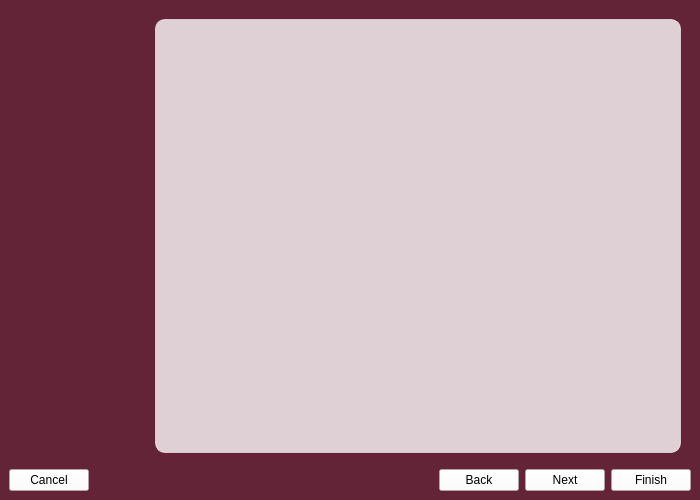
pars-linux/uludag, file kde/migration/src/migration/gui/ui/main.ui: the form before one commit.
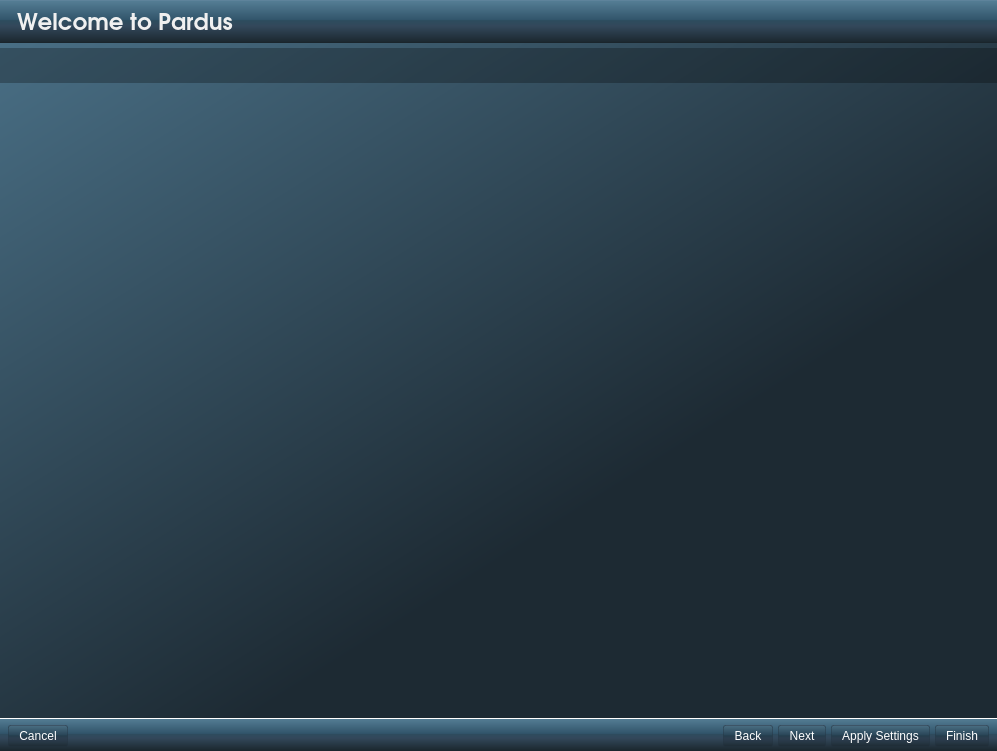
The form after the commit. Icons and pictures are not drawn.

Commit message: change migration container ui

The edit to the form file:
```diff
--- a/kde/migration/src/migration/gui/ui/main.ui
+++ b/kde/migration/src/migration/gui/ui/main.ui
@@ -1,87 +1,261 @@
 <?xml version="1.0" encoding="UTF-8"?>
 <ui version="4.0">
- <class>MigrationUI</class>
- <widget class="QWidget" name="MigrationUI">
+ <class>migration</class>
+ <widget class="QWidget" name="migration">
+  <property name="windowModality">
+   <enum>Qt::NonModal</enum>
+  </property>
+  <property name="enabled">
+   <bool>true</bool>
+  </property>
   <property name="geometry">
    <rect>
     <x>0</x>
     <y>0</y>
-    <width>700</width>
-    <height>500</height>
+    <width>997</width>
+    <height>751</height>
    </rect>
   </property>
+  <property name="sizePolicy">
+   <sizepolicy hsizetype="Expanding" vsizetype="Expanding">
+    <horstretch>0</horstretch>
+    <verstretch>0</verstretch>
+   </sizepolicy>
+  </property>
+  <property name="minimumSize">
+   <size>
+    <width>600</width>
+    <height>400</height>
+   </size>
+  </property>
+  <property name="maximumSize">
+   <size>
+    <width>16777215</width>
+    <height>16777215</height>
+   </size>
+  </property>
+  <property name="font">
+   <font>
+    <family>URW Gothic L</family>
+    <pointsize>10</pointsize>
+   </font>
+  </property>
   <property name="windowTitle">
    <string>Migration Tool</string>
   </property>
   <property name="windowIcon">
-   <iconset resource="raw.qrc">
-    <normaloff>:/raw/pics/cr64-app-migration.png</normaloff>:/raw/pics/cr64-app-migration.png</iconset>
+   <iconset>
+    <normaloff>:/raw/pixmap/cr64-app-kaptan.png</normaloff>:/raw/pixmap/cr64-app-kaptan.png</iconset>
+  </property>
+  <property name="autoFillBackground">
+   <bool>false</bool>
   </property>
   <property name="styleSheet">
-   <string notr="true">
-#migration{
-	
-       background-image:url(':/raw/pics/bg.png');
-       background-repeat: no-repeat;
-       background-position: left top;
-       background-color: #642437;
-       alternate-background-color: gray;
-       selection-background-color: gray;
-
+   <string notr="true">#kaptanContainer{
+	background-image: url(:/raw/pixmap/bg2.png);
+    /*background-repeat: no-repeat;
+    background-position: left top;*/
+    /*background-color: #642437;*/
+    /*alternate-background-color: gray;
+    selection-background-color: gray;*/
+   
+	background-color:qlineargradient(spread:pad, x1:0, y1:0, x2:0.572, y2:0.688, stop:0 rgba(75, 114, 137, 255), stop:1 rgba(29, 42, 51, 255));
+	padding: 0px;
+	margin: 0px;
 }
 
-QStackedWidget#mainStack {
-	color: white;
-     border-style: outset;
-     border-width: 1px;
-     border-radius: 10px;
-     border-color: rgba(255, 255, 255, 152);
-
+#description {
+	color:rgb(240, 240, 240);
 }
-
 </string>
   </property>
-  <layout class="QGridLayout" name="gridLayout_3">
+  <layout class="QVBoxLayout" name="verticalLayout_2">
+   <property name="spacing">
+    <number>0</number>
+   </property>
    <property name="margin">
     <number>0</number>
    </property>
-   <item row="0" column="0">
-    <widget class="QWidget" name="migration" native="true">
-     <layout class="QGridLayout" name="gridLayout_2">
-      <item row="0" column="0">
-       <layout class="QGridLayout" name="gridLayout">
-        <item row="0" column="0" colspan="2">
-         <widget class="QLabel" name="labelLogo">
+   <item>
+    <widget class="QWidget" name="kaptanContainer" native="true">
+     <layout class="QVBoxLayout" name="verticalLayout">
+      <property name="spacing">
+       <number>5</number>
+      </property>
+      <property name="margin">
+       <number>0</number>
+      </property>
+      <item>
+       <layout class="QHBoxLayout" name="horizontalLayout">
+        <property name="spacing">
+         <number>0</number>
+        </property>
+        <property name="leftMargin">
+         <number>0</number>
+        </property>
+        <property name="topMargin">
+         <number>0</number>
+        </property>
+        <item>
+         <widget class="QLabel" name="label_5">
+          <property name="maximumSize">
+           <size>
+            <width>50</width>
+            <height>50</height>
+           </size>
+          </property>
+          <property name="font">
+           <font>
+            <family>Liberation Sans</family>
+           </font>
+          </property>
+          <property name="styleSheet">
+           <string notr="true">padding: 5px 5px 5px 5px; 
+border:0px;
+
+background-color: qlineargradient(spread:pad, x1:0.5, y1:1, x2:0.5, y2:0, stop:0 rgba(26, 38, 45, 255), stop:0.398093 rgba(51, 72, 91, 255), stop:0.521739 rgba(45, 76, 94, 255), stop:0.531585 rgba(49, 84, 106, 255), stop:0.983696 rgba(85, 126, 149, 255), stop:1 rgba(120, 146, 172, 255));
+border-bottom: 1px solid rgba(0,0,0,10)</string>
+          </property>
+          <property name="text">
+           <string/>
+          </property>
+          <property name="pixmap">
+           <pixmap>:/raw/pixmap/cr64-app-kaptan.png</pixmap>
+          </property>
+          <property name="scaledContents">
+           <bool>true</bool>
+          </property>
+          <property name="alignment">
+           <set>Qt::AlignLeading|Qt::AlignLeft|Qt::AlignVCenter</set>
+          </property>
+          <property name="margin">
+           <number>0</number>
+          </property>
+          <property name="indent">
+           <number>0</number>
+          </property>
+         </widget>
+        </item>
+        <item>
+         <widget class="QLabel" name="screenTitle">
           <property name="sizePolicy">
-           <sizepolicy hsizetype="Fixed" vsizetype="Fixed">
+           <sizepolicy hsizetype="Expanding" vsizetype="Preferred">
             <horstretch>0</horstretch>
             <verstretch>0</verstretch>
            </sizepolicy>
           </property>
           <property name="minimumSize">
            <size>
-            <width>80</width>
-            <height>80</height>
+            <width>0</width>
+            <height>40</height>
            </size>
+          </property>
+          <property name="maximumSize">
+           <size>
+            <width>16777215</width>
+            <height>50</height>
+           </size>
+          </property>
+          <property name="font">
+           <font>
+            <family>URW Gothic L</family>
+            <pointsize>17</pointsize>
+            <weight>75</weight>
+            <bold>true</bold>
+           </font>
+          </property>
+          <property name="styleSheet">
+           <string notr="true">border:0px;
+background-color: 
+qlineargradient(spread:pad, x1:0.5, y1:1, x2:0.5, y2:0, stop:0 rgba(26, 38, 45, 255), stop:0.398093 rgba(51, 72, 91, 255), stop:0.521739 rgba(45, 76, 94, 255), stop:0.531585 rgba(49, 84, 106, 255), stop:0.983696 rgba(85, 126, 149, 255), stop:1 rgba(120, 146, 172, 255));
+/*qlineargradient(spread:pad, x1:0.5, y1:1, x2:0.5, y2:0, stop:0 rgba(183, 100, 124, 255), stop:0.0212465 rgba(91, 33, 50, 255), stop:0.521739 rgba(152, 86, 105, 255), stop:0.527174 rgba(155, 98, 115, 255), stop:0.983696 rgba(184, 141, 153, 255), stop:1 rgba(220, 173, 186, 255));*/
+border-bottom: 1px solid rgba(0,0,0,10);
+color:rgb(240, 240, 240)</string>
+          </property>
+          <property name="lineWidth">
+           <number>0</number>
+          </property>
+          <property name="midLineWidth">
+           <number>0</number>
+          </property>
+          <property name="text">
+           <string>Welcome to Pardus</string>
+          </property>
+          <property name="alignment">
+           <set>Qt::AlignLeading|Qt::AlignLeft|Qt::AlignVCenter</set>
+          </property>
+          <property name="margin">
+           <number>0</number>
+          </property>
+          <property name="indent">
+           <number>0</number>
+          </property>
+         </widget>
+        </item>
+        <item>
+         <widget class="QLabel" name="label_4">
+          <property name="maximumSize">
+           <size>
+            <width>90</width>
+            <height>50</height>
+           </size>
+          </property>
+          <property name="autoFillBackground">
+           <bool>false</bool>
+          </property>
+          <property name="styleSheet">
+           <string notr="true">padding: 13px 15px 13px 15px;
+border:0px;
+background-color: qlineargradient(spread:pad, x1:0.5, y1:1, x2:0.5, y2:0, stop:0 rgba(26, 38, 45, 255), stop:0.398093 rgba(51, 72, 91, 255), stop:0.521739 rgba(45, 76, 94, 255), stop:0.531585 rgba(49, 84, 106, 255), stop:0.983696 rgba(85, 126, 149, 255), stop:1 rgba(120, 146, 172, 255));
+border-bottom: 1px solid rgba(0,0,0,10)</string>
+          </property>
+          <property name="lineWidth">
+           <number>0</number>
           </property>
           <property name="text">
            <string/>
           </property>
           <property name="pixmap">
-           <pixmap resource="raw.qrc">:/raw/pics/migrationlogo.png</pixmap>
+           <pixmap>:/raw/pixmap/kaptan-logo.png</pixmap>
+          </property>
+          <property name="scaledContents">
+           <bool>true</bool>
+          </property>
+          <property name="margin">
+           <number>0</number>
+          </property>
+          <property name="indent">
+           <number>0</number>
+          </property>
+          <property name="openExternalLinks">
+           <bool>false</bool>
           </property>
          </widget>
         </item>
-        <item row="2" column="0" colspan="2">
-         <widget class="QLabel" name="labelMenu">
+       </layout>
+      </item>
+      <item>
+       <layout class="QHBoxLayout" name="horizontalLayout_4">
+        <property name="spacing">
+         <number>0</number>
+        </property>
+        <item>
+         <widget class="QLabel" name="labelProgress">
           <property name="minimumSize">
            <size>
-            <width>130</width>
-            <height>130</height>
+            <width>0</width>
+            <height>30</height>
+           </size>
+          </property>
+          <property name="maximumSize">
+           <size>
+            <width>50</width>
+            <height>35</height>
            </size>
           </property>
           <property name="font">
            <font>
+            <family>Sans Serif</family>
             <pointsize>10</pointsize>
            </font>
           </property>
@@ -89,20 +263,130 @@
            <bool>false</bool>
           </property>
           <property name="styleSheet">
-           <string notr="true"/>
+           <string notr="true">color: white;
+background-color: rgba(0, 0, 0, 70);
+</string>
           </property>
+          <property name="lineWidth">
+           <number>2</number>
+          </property>
           <property name="text">
            <string/>
           </property>
           <property name="alignment">
-           <set>Qt::AlignLeading|Qt::AlignLeft|Qt::AlignTop</set>
+           <set>Qt::AlignCenter</set>
+          </property>
+          <property name="wordWrap">
+           <bool>false</bool>
+          </property>
+          <property name="indent">
+           <number>0</number>
+          </property>
+         </widget>
+        </item>
+        <item>
+         <widget class="QLabel" name="labelMenu">
+          <property name="minimumSize">
+           <size>
+            <width>300</width>
+            <height>35</height>
+           </size>
+          </property>
+          <property name="maximumSize">
+           <size>
+            <width>300</width>
+            <height>35</height>
+           </size>
+          </property>
+          <property name="font">
+           <font>
+            <family>Sans Serif</family>
+            <pointsize>9</pointsize>
+           </font>
+          </property>
+          <property name="autoFillBackground">
+           <bool>false</bool>
+          </property>
+          <property name="styleSheet">
+           <string notr="true">color: white;
+background-color: rgba(0, 0, 0, 70);</string>
+          </property>
+          <property name="lineWidth">
+           <number>2</number>
+          </property>
+          <property name="text">
+           <string/>
+          </property>
+          <property name="scaledContents">
+           <bool>false</bool>
+          </property>
+          <property name="alignment">
+           <set>Qt::AlignLeading|Qt::AlignLeft|Qt::AlignVCenter</set>
+          </property>
+          <property name="wordWrap">
+           <bool>false</bool>
+          </property>
+          <property name="indent">
+           <number>0</number>
+          </property>
+         </widget>
+        </item>
+        <item>
+         <widget class="QLabel" name="labelMenu_2">
+          <property name="minimumSize">
+           <size>
+            <width>0</width>
+            <height>35</height>
+           </size>
+          </property>
+          <property name="maximumSize">
+           <size>
+            <width>16777215</width>
+            <height>35</height>
+           </size>
+          </property>
+          <property name="font">
+           <font>
+            <family>Sans Serif</family>
+            <pointsize>6</pointsize>
+           </font>
+          </property>
+          <property name="autoFillBackground">
+           <bool>false</bool>
+          </property>
+          <property name="styleSheet">
+           <string notr="true">color: white;
+background-color: rgba(0, 0, 0, 70);
+padding: 10px;
+</string>
+          </property>
+          <property name="lineWidth">
+           <number>2</number>
+          </property>
+          <property name="text">
+           <string/>
+          </property>
+          <property name="scaledContents">
+           <bool>false</bool>
+          </property>
+          <property name="alignment">
+           <set>Qt::AlignLeading|Qt::AlignLeft|Qt::AlignVCenter</set>
+          </property>
+          <property name="wordWrap">
+           <bool>false</bool>
+          </property>
+          <property name="indent">
+           <number>0</number>
           </property>
          </widget>
         </item>
        </layout>
       </item>
-      <item row="0" column="1">
+      <item>
        <layout class="QVBoxLayout" name="verticalLayout_4">
+        <property name="spacing">
+         <number>0</number>
+        </property>
         <item>
          <widget class="QStackedWidget" name="mainStack">
           <property name="sizePolicy">
@@ -112,10 +396,25 @@
            </sizepolicy>
           </property>
           <property name="styleSheet">
-           <string notr="true">QStackedWidget#mainStack{background-color:rgba(255, 255, 255,200);
-margin: 10px;
+           <string notr="true">QStackedWidget#mainStack{
+/*background-color:rgba(255, 255, 255,0);*/
+margin: 0px;
+border-radius: 0px;
+color: white;
+}
+QLineEdit {
+border: 1px solid gray;
 }</string>
           </property>
+          <property name="frameShape">
+           <enum>QFrame::NoFrame</enum>
+          </property>
+          <property name="frameShadow">
+           <enum>QFrame::Plain</enum>
+          </property>
+          <property name="lineWidth">
+           <number>0</number>
+          </property>
           <property name="currentIndex">
            <number>0</number>
           </property>
@@ -124,66 +423,229 @@
         </item>
        </layout>
       </item>
-      <item row="1" column="0" colspan="2">
-       <layout class="QHBoxLayout" name="horizontalLayout_2">
-        <item>
-         <widget class="QPushButton" name="buttonCancel">
-          <property name="styleSheet">
-           <string notr="true">background-color: rgba(255, 255, 255, 122);
-</string>
-          </property>
-          <property name="text">
-           <string>Cancel</string>
-          </property>
-         </widget>
-        </item>
-        <item>
-         <spacer name="horizontalSpacer_2">
-          <property name="orientation">
-           <enum>Qt::Horizontal</enum>
-          </property>
-          <property name="sizeHint" stdset="0">
-           <size>
-            <width>40</width>
-            <height>20</height>
-           </size>
-          </property>
-         </spacer>
-        </item>
-        <item>
-         <widget class="QPushButton" name="buttonBack">
-          <property name="styleSheet">
-           <string notr="true">background-color: rgba(255, 255, 255, 122);
-</string>
-          </property>
-          <property name="text">
-           <string>Back</string>
-          </property>
-         </widget>
-        </item>
-        <item>
-         <widget class="QPushButton" name="buttonNext">
-          <property name="styleSheet">
-           <string notr="true">background-color: rgba(255, 255, 255, 122);
-</string>
-          </property>
-          <property name="text">
-           <string>Next</string>
-          </property>
-         </widget>
-        </item>
-        <item>
-         <widget class="QPushButton" name="buttonFinish">
-          <property name="styleSheet">
-           <string notr="true">background-color: rgba(255, 255, 255, 122);
-</string>
-          </property>
-          <property name="text">
-           <string>Finish</string>
-          </property>
-         </widget>
-        </item>
-       </layout>
+      <item>
+       <widget class="QGroupBox" name="groupBoxMenu">
+        <property name="sizePolicy">
+         <sizepolicy hsizetype="Preferred" vsizetype="Minimum">
+          <horstretch>0</horstretch>
+          <verstretch>0</verstretch>
+         </sizepolicy>
+        </property>
+        <property name="minimumSize">
+         <size>
+          <width>0</width>
+          <height>33</height>
+         </size>
+        </property>
+        <property name="maximumSize">
+         <size>
+          <width>16777215</width>
+          <height>33</height>
+         </size>
+        </property>
+        <property name="styleSheet">
+         <string notr="true">#groupBoxMenu{
+	background-color: qlineargradient(spread:pad, x1:0.5, y1:1, x2:0.5, y2:0, stop:0 rgba(26, 38, 45, 255), stop:0.398093 rgba(51, 72, 91, 255), stop:0.521739 rgba(45, 76, 94, 255), stop:0.531585 rgba(49, 84, 106, 255), stop:0.983696 rgba(85, 126, 149, 255), stop:1 rgba(120, 146, 172, 255));
+	border-top: 1px solid white
+}
+
+QPushButton{
+	padding: 3px 10px 3px 10px;
+	color: white;
+	border:0px;
+	background-color: qlineargradient(spread:pad, x1:0.5, y1:1, x2:0.5, y2:0, stop:0 rgba(120, 146, 172, 255), stop:0.0155729 rgba(99, 141, 164, 255), stop:0.538376 rgba(49, 84, 106, 255), stop:1 rgba(51, 72, 91, 255))
+
+ /*qlineargradient(spread:pad, x1:0.5, y1:1, x2:0.5, y2:0, stop:0 rgba(122, 44, 67, 255), stop:0.521739 rgba(182, 103, 126, 255), stop:0.527174 rgba(205, 130, 152, 255), stop:0.983696 rgba(234, 179, 195, 255), stop:1 rgba(255, 200, 216, 255))*/
+}
+
+QPushButton::flat:hover{
+	border:1px solid  rgba(34, 49, 60, 100);/* rgba(175, 111, 130, 150);*/
+	border-radius:2px;
+	background-color: qlineargradient(spread:pad, x1:0.5, y1:1, x2:0.5, y2:0, stop:0 rgba(129, 3, 3, 255), stop:0.0192308 rgba(160, 35, 25, 255), stop:0.521739 rgba(166, 35, 29, 255), stop:0.531585 rgba(184, 46, 40, 255), stop:0.983696 rgba(168, 78, 74, 255), stop:1 rgba(210, 110, 110, 255))
+
+
+/*qlineargradient(spread:pad, x1:0.5, y1:1, x2:0.5, y2:0, stop:0 rgba(120, 146, 172, 255), stop:0.0155729 rgba(99, 141, 164, 255), stop:0.538376 rgba(49, 84, 106, 255), stop:1 rgba(51, 72, 91, 255))*/
+
+/*qlineargradient(spread:pad, x1:0.5, y1:1, x2:0.5, y2:0, stop:0 rgba(122, 44, 67, 255), stop:0.521739 rgba(182, 103, 126, 255), stop:0.527174 rgba(205, 130, 152, 255), stop:0.983696 rgba(234, 179, 195, 255), stop:1 rgba(255, 200, 216, 255))*/
+}
+
+QPushButton::flat{
+	border:1px solid  rgba(34, 49, 60, 100);
+	border-radius:2px;
+	background-color: qlineargradient(spread:pad, x1:0.5, y1:1, x2:0.5, y2:0, stop:0 rgba(26, 38, 45, 150), stop:0.398093 rgba(44, 62, 79, 255), stop:0.521739 rgba(36, 61, 76, 255), stop:0.531585 rgba(40, 68, 86, 255), stop:0.983696 rgba(73, 109, 129, 255), stop:1 rgba(89, 108, 127, 255))
+ 
+/*qlineargradient(spread:pad, x1:0.5, y1:1, x2:0.5, y2:0, stop:0 rgba(26, 38, 45, 255), stop:0.398093 rgba(51, 72, 91, 255), stop:0.521739 rgba(45, 76, 94, 255), stop:0.531585 rgba(49, 84, 106, 255), stop:0.983696 rgba(99, 141, 164, 255), stop:1 rgba(120, 146, 172, 255));*/
+}
+
+QPushButton::flat:pressed{
+	border:1px solid  rgba(34, 49, 60, 100);
+	border-radius:2px;
+	padding: 3px 10px 3px 10px;
+	background-color: qlineargradient(spread:pad, x1:0.5, y1:1, x2:0.5, y2:0, stop:0 rgba(129, 3, 3, 255), stop:0.0192308 rgba(160, 35, 25, 255), stop:0.521739 rgba(166, 35, 29, 255), stop:0.531585 rgba(184, 46, 40, 255), stop:0.983696 rgba(168, 78, 74, 255), stop:1 rgba(210, 110, 110, 255))
+ /*qlineargradient(spread:pad, x1:0.5, y1:1, x2:0.5, y2:0, stop:0 rgba(71, 25, 39, 255), stop:0.521739 rgba(132, 74, 91, 255), stop:0.527174 rgba(135, 85, 100, 255), stop:0.983696 rgba(164, 125, 137, 255), stop:1 rgba(200, 157, 169, 255));*/
+}</string>
+        </property>
+        <property name="title">
+         <string/>
+        </property>
+        <property name="flat">
+         <bool>true</bool>
+        </property>
+        <layout class="QGridLayout" name="gridLayout_2">
+         <property name="leftMargin">
+          <number>5</number>
+         </property>
+         <property name="topMargin">
+          <number>0</number>
+         </property>
+         <property name="rightMargin">
+          <number>5</number>
+         </property>
+         <property name="bottomMargin">
+          <number>0</number>
+         </property>
+         <property name="horizontalSpacing">
+          <number>5</number>
+         </property>
+         <property name="verticalSpacing">
+          <number>0</number>
+         </property>
+         <item row="0" column="0">
+          <widget class="QPushButton" name="buttonCancel">
+           <property name="text">
+            <string>Cancel</string>
+           </property>
+           <property name="icon">
+            <iconset>
+             <normaloff>:/raw/pixmap/cross.png</normaloff>:/raw/pixmap/cross.png</iconset>
+           </property>
+           <property name="flat">
+            <bool>true</bool>
+           </property>
+          </widget>
+         </item>
+         <item row="0" column="2">
+          <widget class="QPushButton" name="buttonBack">
+           <property name="text">
+            <string>Back</string>
+           </property>
+           <property name="icon">
+            <iconset>
+             <normaloff>:/raw/pixmap/arrow-left.png</normaloff>:/raw/pixmap/arrow-left.png</iconset>
+           </property>
+           <property name="flat">
+            <bool>true</bool>
+           </property>
+          </widget>
+         </item>
+         <item row="0" column="4">
+          <widget class="QPushButton" name="buttonNext">
+           <property name="layoutDirection">
+            <enum>Qt::RightToLeft</enum>
+           </property>
+           <property name="text">
+            <string>Next</string>
+           </property>
+           <property name="icon">
+            <iconset>
+             <normaloff>:/raw/pixmap/arrow-right.png</normaloff>:/raw/pixmap/arrow-right.png</iconset>
+           </property>
+           <property name="checkable">
+            <bool>false</bool>
+           </property>
+           <property name="autoRepeat">
+            <bool>false</bool>
+           </property>
+           <property name="autoExclusive">
+            <bool>false</bool>
+           </property>
+           <property name="autoDefault">
+            <bool>false</bool>
+           </property>
+           <property name="default">
+            <bool>false</bool>
+           </property>
+           <property name="flat">
+            <bool>true</bool>
+           </property>
+          </widget>
+         </item>
+         <item row="0" column="1">
+          <spacer name="horizontalSpacer_3">
+           <property name="orientation">
+            <enum>Qt::Horizontal</enum>
+           </property>
+           <property name="sizeHint" stdset="0">
+            <size>
+             <width>40</width>
+             <height>20</height>
+            </size>
+           </property>
+          </spacer>
+         </item>
+         <item row="0" column="6">
+          <widget class="QPushButton" name="buttonFinish">
+           <property name="text">
+            <string>Finish</string>
+           </property>
+           <property name="icon">
+            <iconset>
+             <normaloff>:/raw/pixmap/tick.png</normaloff>:/raw/pixmap/tick.png</iconset>
+           </property>
+           <property name="checkable">
+            <bool>false</bool>
+           </property>
+           <property name="autoRepeat">
+            <bool>false</bool>
+           </property>
+           <property name="autoExclusive">
+            <bool>false</bool>
+           </property>
+           <property name="autoDefault">
+            <bool>false</bool>
+           </property>
+           <property name="default">
+            <bool>false</bool>
+           </property>
+           <property name="flat">
+            <bool>true</bool>
+           </property>
+          </widget>
+         </item>
+         <item row="0" column="5">
+          <widget class="QPushButton" name="buttonApply">
+           <property name="layoutDirection">
+            <enum>Qt::RightToLeft</enum>
+           </property>
+           <property name="text">
+            <string>Apply Settings</string>
+           </property>
+           <property name="icon">
+            <iconset>
+             <normaloff>:/raw/pixmap/arrow-right.png</normaloff>:/raw/pixmap/arrow-right.png</iconset>
+           </property>
+           <property name="checkable">
+            <bool>false</bool>
+           </property>
+           <property name="autoRepeat">
+            <bool>false</bool>
+           </property>
+           <property name="autoExclusive">
+            <bool>false</bool>
+           </property>
+           <property name="autoDefault">
+            <bool>false</bool>
+           </property>
+           <property name="default">
+            <bool>false</bool>
+           </property>
+           <property name="flat">
+            <bool>true</bool>
+           </property>
+          </widget>
+         </item>
+        </layout>
+       </widget>
       </item>
      </layout>
     </widget>
```
Left out of the diff: 2 changed lines with no effect on the pictures.
